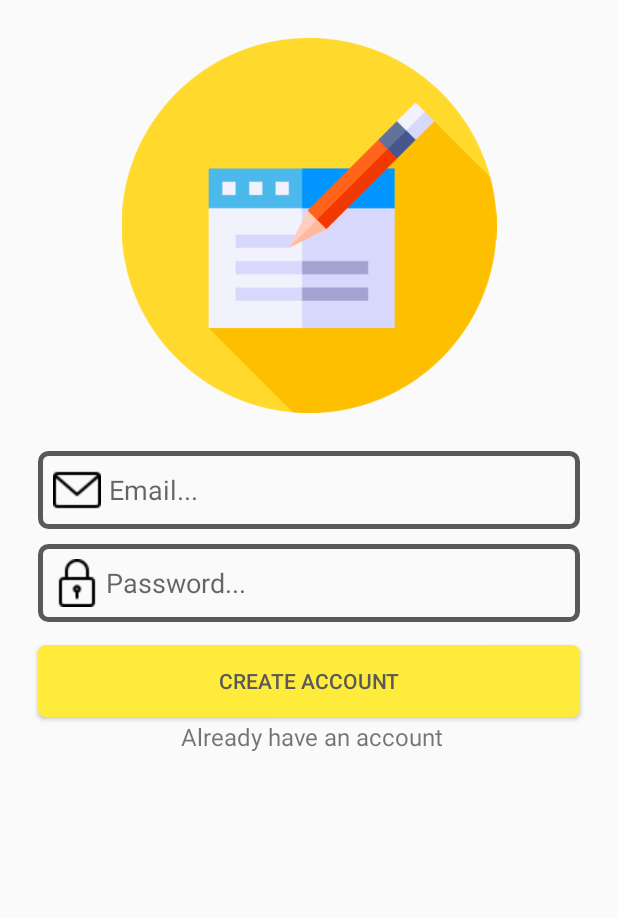
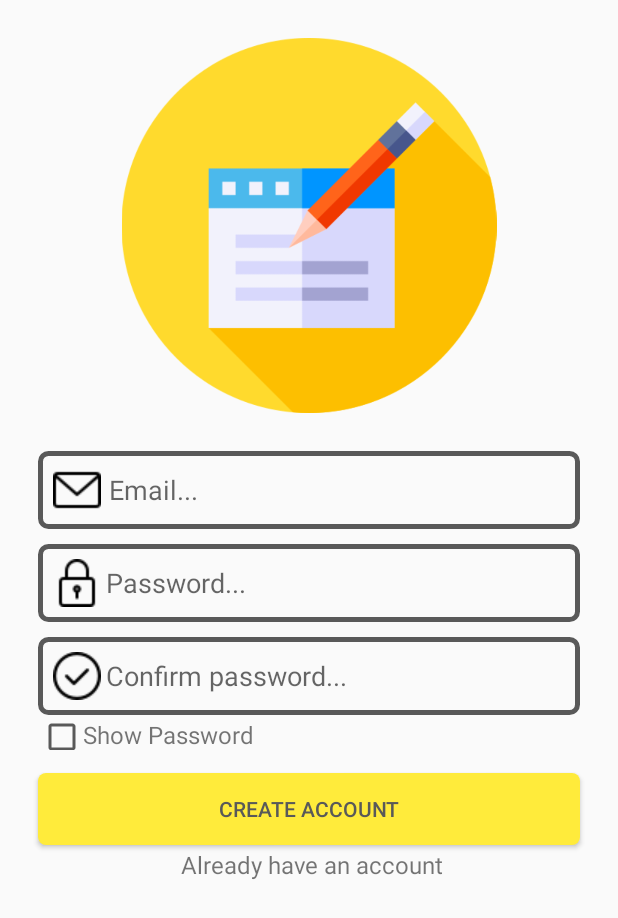
Before and after one commit to Degtyarev02/DISCUSSION_PROJECT_APP, an Android app: the RegisterActivity screen opened directly, with no data from a screen before it, on a phone screen of 412 x 824 dp. Shown: the top 918 px of the screen. Run offline under Robolectric (Android 15) with nearby library versions, the phone set to English and light mode, and no system bars; our stand-ins replace Firebase (no records; nobody signed in at launch, a user with empty details on screens opened directly).

Commit message:
Login_Register

```diff
--- a/Messenger_Project/app/src/main/java/com/example/messenger_project/RegisterActivity.java
+++ b/Messenger_Project/app/src/main/java/com/example/messenger_project/RegisterActivity.java
@@ -7,8 +7,12 @@ import android.app.ProgressDialog;
 import android.content.Intent;
 import android.os.Bundle;
 import android.text.TextUtils;
+import android.text.method.HideReturnsTransformationMethod;
+import android.text.method.PasswordTransformationMethod;
 import android.view.View;
 import android.widget.Button;
+import android.widget.CheckBox;
+import android.widget.CompoundButton;
 import android.widget.EditText;
 import android.widget.TextView;
 import android.widget.Toast;
@@ -24,8 +28,9 @@ import com.google.firebase.database.FirebaseDatabase;
 public class RegisterActivity extends AppCompatActivity {
 
     private Button RegisterBtn;
-    private EditText NewEmail, NewPassword;
+    private EditText NewEmail, NewPassword, ConfirmPassword;
     private TextView HaveAccount;
+    private CheckBox ShowRegisterPassword;
 
     private FirebaseAuth mAuth;
     private DatabaseReference RootReference;
@@ -45,12 +50,21 @@ public class RegisterActivity extends AppCompatActivity {
 
         RegisterInitialize();
 
+        ShowRegisterPassword.setOnCheckedChangeListener(new CompoundButton.OnCheckedChangeListener() {
+            @Override
+            public void onCheckedChanged(CompoundButton buttonView, boolean isChecked) {
+                if (isChecked) {NewPassword.setTransformationMethod(new HideReturnsTransformationMethod()); ConfirmPassword.setTransformationMethod(new HideReturnsTransformationMethod());}
+                else {NewPassword.setTransformationMethod(PasswordTransformationMethod.getInstance()); ConfirmPassword.setTransformationMethod(PasswordTransformationMethod.getInstance());}
+            }
+        });
+
         HaveAccount.setOnClickListener(new View.OnClickListener() {
             @Override
             public void onClick(View v) {
                  SendUserToLoginActivity();
             }
         });
+
         RegisterBtn.setOnClickListener(new View.OnClickListener() {
             @Override
             public void onClick(View v) {
@@ -63,11 +77,18 @@ public class RegisterActivity extends AppCompatActivity {
     {
         String email = NewEmail.getText().toString();
         String password = NewPassword.getText().toString();
+        String ConfPas = ConfirmPassword.getText().toString();
 
         if(TextUtils.isEmpty(email) || TextUtils.isEmpty(password) )
         {
             Toast.makeText(this, "Please enter Email and Password", Toast.LENGTH_SHORT).show();
         }
+
+        else if(!password.equals(ConfPas))
+        {
+            Toast.makeText(this, "Passwords are not equals", Toast.LENGTH_SHORT).show();
+        }
+
         else
         {
             progressBar.setTitle("Creating new account");
@@ -107,7 +128,9 @@ public class RegisterActivity extends AppCompatActivity {
         RegisterBtn = findViewById(R.id.register_button);
         NewEmail = findViewById(R.id.register_email);
         NewPassword = findViewById(R.id.register_password);
+        ConfirmPassword = findViewById(R.id.confirm_register_password);
         HaveAccount = findViewById(R.id.already_have_account);
+        ShowRegisterPassword = findViewById(R.id.Show_Register_Password);
         progressBar = new ProgressDialog(this);
 
     }
--- a/Messenger_Project/app/src/main/res/layout/activity_register.xml
+++ b/Messenger_Project/app/src/main/res/layout/activity_register.xml
@@ -50,12 +50,52 @@
         android:drawableLeft="@drawable/padlock"
         android:drawablePadding="3dp"/>
 
+    <EditText
+        android:id="@+id/confirm_register_password"
+        android:layout_width="match_parent"
+        android:layout_height="wrap_content"
+        android:layout_alignParentStart="true"
+        android:layout_alignParentLeft="true"
+        android:layout_below="@+id/register_password"
+        android:hint="Confirm password..."
+        android:inputType = "textPassword"
+        android:background="@drawable/inputs"
+        android:padding="10dp"
+        android:layout_marginTop="10dp"
+        android:layout_marginLeft="25dp"
+        android:layout_marginRight="25dp"
+        android:drawableLeft="@drawable/confirm"
+        android:drawablePadding="3dp"/>
+
+    <TextView
+        android:layout_width="wrap_content"
+        android:layout_height="wrap_content"
+        android:text="Show Password"
+        android:layout_below="@+id/confirm_register_password"
+        android:layout_alignParentLeft="true"
+        android:layout_alignParentStart="true"
+        android:layout_marginLeft="55dp"
+        android:layout_marginTop="2dp"
+        android:textSize="16sp"/>
+
+    <CheckBox
+        android:id="@+id/Show_Register_Password"
+        android:layout_width="wrap_content"
+        android:layout_height="18dp"
+        android:layout_below="@+id/confirm_register_password"
+        android:layout_alignParentLeft="true"
+        android:layout_marginLeft="25dp"
+        android:layout_marginTop="5dp"
+        android:buttonTint="@color/DarkGray"
+        android:checked="false"
+        android:textColorHighlight="#FFFFFF" />
+
 
     <Button
         android:id="@+id/register_button"
         android:layout_width="match_parent"
         android:layout_height="wrap_content"
-        android:layout_below="@id/register_password"
+        android:layout_below="@id/Show_Register_Password"
         android:padding="10dp"
         android:layout_marginTop="15dp"
         android:layout_marginLeft="25dp"
```
Also changed, not shown: Messenger_Project/app/src/main/res/drawable-v24/confirm.png (added).
